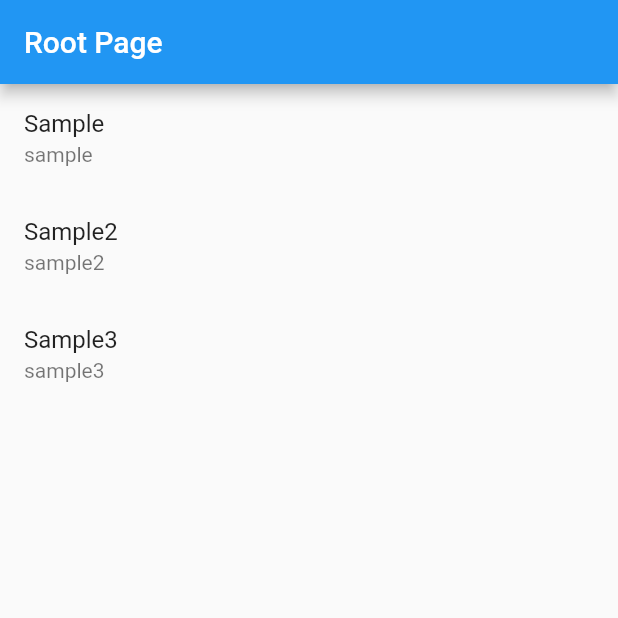
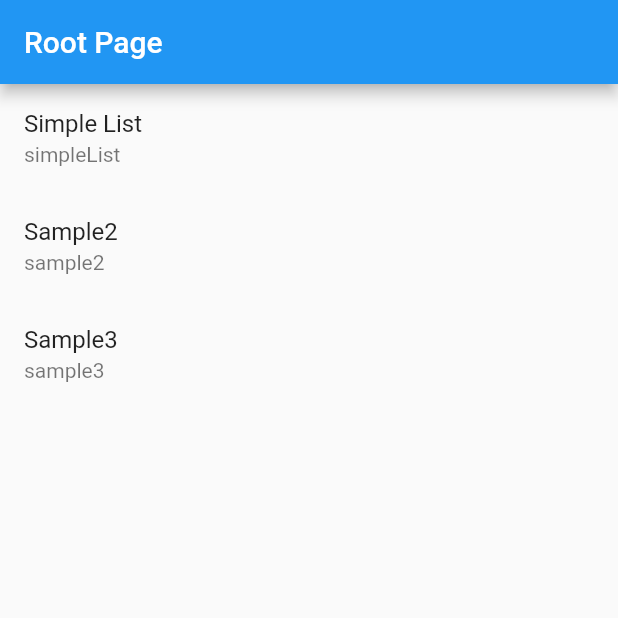
Before and after one commit to mtbhiro/flutter_playground, a Flutter app: the screen it shows after launch, on a phone screen of 412 x 824 dp, the top half of it. Run offline on Flutter 3.47's test engine with Material 2 defaults, Android fonts, the phone set to English and light mode, and no system bars; our stand-ins replace device_preview, go_router, hooks_riverpod, responsive_framework.

Commit message:
triedy responsive

```diff
--- a/lib/main.dart
+++ b/lib/main.dart
@@ -1,13 +1,13 @@
 import 'package:device_preview/device_preview.dart';
-import 'package:flutter/foundation.dart';
 import 'package:flutter/material.dart';
 import 'package:flutter_playground/router.dart';
 import 'package:hooks_riverpod/hooks_riverpod.dart';
+import 'package:responsive_framework/responsive_framework.dart';
 
 void main() {
   runApp(
     DevicePreview(
-      enabled: kDebugMode,
+      enabled: true,
       tools: const [
         ...DevicePreview.defaultTools,
       ],
@@ -21,6 +21,24 @@ void main() {
 class MyApp extends HookConsumerWidget {
   const MyApp({Key? key}) : super(key: key);
 
+  // using screenutil
+  // @override
+  // Widget build(BuildContext context, WidgetRef ref) {
+  //   final router = ref.watch(routerProvider);
+  //   return ScreenUtilInit(
+  //     designSize: const Size(375, 690),
+  //     minTextAdapt: true,
+  //     splitScreenMode: true,
+  //     builder: (context, child) {
+  //       return MaterialApp.router(
+  //         title: 'My Playground App',
+  //         routeInformationParser: router.routeInformationParser,
+  //         routeInformationProvider: router.routeInformationProvider,
+  //         routerDelegate: router.routerDelegate,
+  //       );
+  //     },
+  //   );
+  // }
   @override
   Widget build(BuildContext context, WidgetRef ref) {
     final router = ref.watch(routerProvider);
@@ -29,6 +47,37 @@ class MyApp extends HookConsumerWidget {
       routeInformationParser: router.routeInformationParser,
       routeInformationProvider: router.routeInformationProvider,
       routerDelegate: router.routerDelegate,
+      builder: (context, child) => ResponsiveWrapper.builder(child,
+          maxWidth: 700,
+          minWidth: 350,
+          defaultScale: true,
+          breakpoints: [
+            const ResponsiveBreakpoint.resize(350, name: MOBILE),
+            const ResponsiveBreakpoint.autoScale(600, name: TABLET),
+            // ResponsiveBreakpoint.resize(800, name: DESKTOP),
+          ],
+          background: Container(color: const Color(0xFFF5F5F5))),
     );
   }
+  // @override
+  // Widget build(BuildContext context, WidgetRef ref) {
+  //   final router = ref.watch(routerProvider);
+  //   return MaterialApp.router(
+  //     title: 'My Playground App',
+  //     routeInformationParser: router.routeInformationParser,
+  //     routeInformationProvider: router.routeInformationProvider,
+  //     routerDelegate: router.routerDelegate,
+  //     builder: (context, child) {
+  //       return Container(
+  //         color: Colors.white,
+  //         child: Center(
+  //           child: ConstrainedBox(
+  //             constraints: const BoxConstraints(maxWidth: 700),
+  //             child: child,
+  //           ),
+  //         ),
+  //       );
+  //     },
+  //   );
+  // }
 }
--- a/lib/root/root_page.dart
+++ b/lib/root/root_page.dart
@@ -11,7 +11,7 @@ class RootPage extends StatelessWidget {
   const RootPage({Key? key}) : super(key: key);
 
   static const routes = [
-    DebugRouteData('Sample', 'sample'),
+    DebugRouteData('Simple List', 'simpleList'),
     DebugRouteData('Sample2', 'sample2'),
     DebugRouteData('Sample3', 'sample3'),
   ];
--- a/lib/router.dart
+++ b/lib/router.dart
@@ -1,4 +1,5 @@
 import 'package:flutter_playground/root/root_page.dart';
+import 'package:flutter_playground/simple_list/simple_list_page.dart';
 import 'package:go_router/go_router.dart';
 import 'package:hooks_riverpod/hooks_riverpod.dart';
 
@@ -15,10 +16,10 @@ final routerProvider = Provider((ref) {
           },
           routes: [
             GoRoute(
-              name: 'sample',
-              path: 'sample',
+              name: 'simpleList',
+              path: 'simple_list',
               builder: (context, state) {
-                return const RootPage();
+                return const SimpleListPage();
               },
             ),
           ]),
--- a/pubspec.yaml
+++ b/pubspec.yaml
@@ -35,6 +35,9 @@ dependencies:
 
   # responsive
   device_preview: 1.1.0
+  responsive_framework: 0.2.0
+  flutter_screenutil: 5.5.4
+
 
   shared_preferences:
 
```
Also changed, not shown: lib/simple_list/simple_list_page.dart (added, +34 -0 lines), pubspec.lock.
